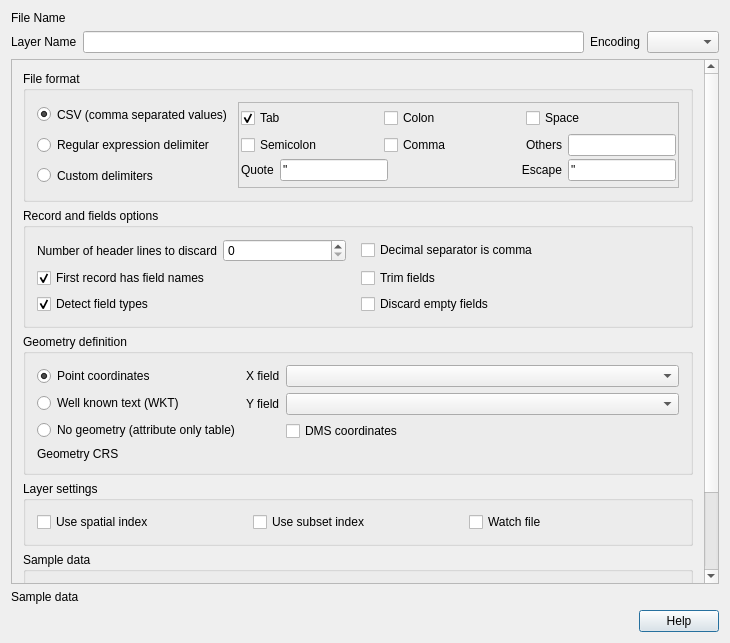
Before: the Qt Designer form src/ui/qgsdelimitedtextsourceselectbase.ui in qgis/QGIS, drawn with Qt 5.
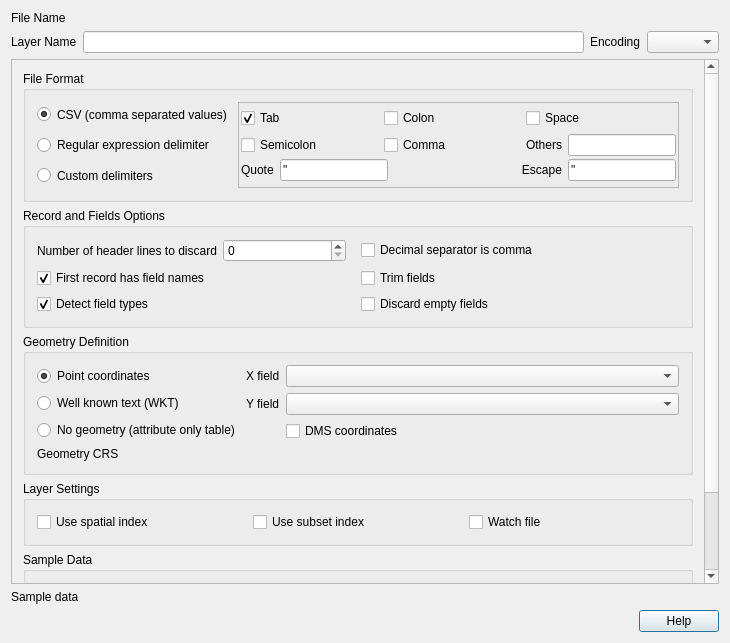
After: the same form once the commit is applied. Icons and pictures are not drawn. Custom widgets are drawn as their Qt base class.

What changed in the file:
```diff
--- a/src/ui/qgsdelimitedtextsourceselectbase.ui
+++ b/src/ui/qgsdelimitedtextsourceselectbase.ui
@@ -178,7 +178,7 @@
           </sizepolicy>
          </property>
          <property name="title">
-          <string>File format</string>
+          <string>File Format</string>
          </property>
          <property name="collapsed">
           <bool>false</bool>
@@ -642,7 +642,7 @@
           </sizepolicy>
          </property>
          <property name="title">
-          <string>Record and fields options</string>
+          <string>Record and Fields Options</string>
          </property>
          <property name="collapsed">
           <bool>true</bool>
@@ -797,7 +797,7 @@
           </sizepolicy>
          </property>
          <property name="title">
-          <string>Geometry definition</string>
+          <string>Geometry Definition</string>
          </property>
          <property name="collapsed">
           <bool>true</bool>
@@ -1113,7 +1113,7 @@
           </sizepolicy>
          </property>
          <property name="title">
-          <string>Layer settings</string>
+          <string>Layer Settings</string>
          </property>
          <property name="collapsed">
           <bool>true</bool>
@@ -1186,7 +1186,7 @@
           </sizepolicy>
          </property>
          <property name="title">
-          <string>Sample data</string>
+          <string>Sample Data</string>
          </property>
          <property name="collapsed" stdset="0">
           <bool>false</bool>
```
